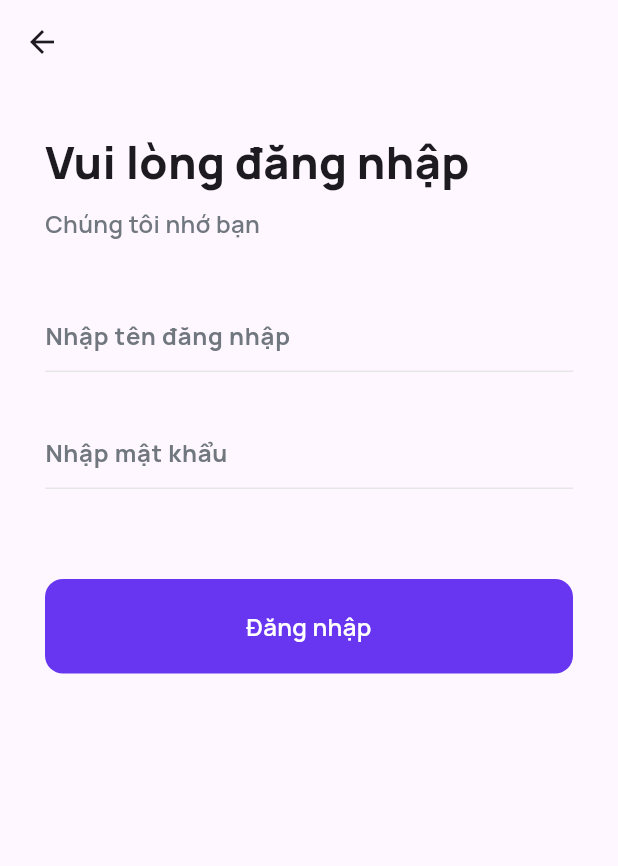
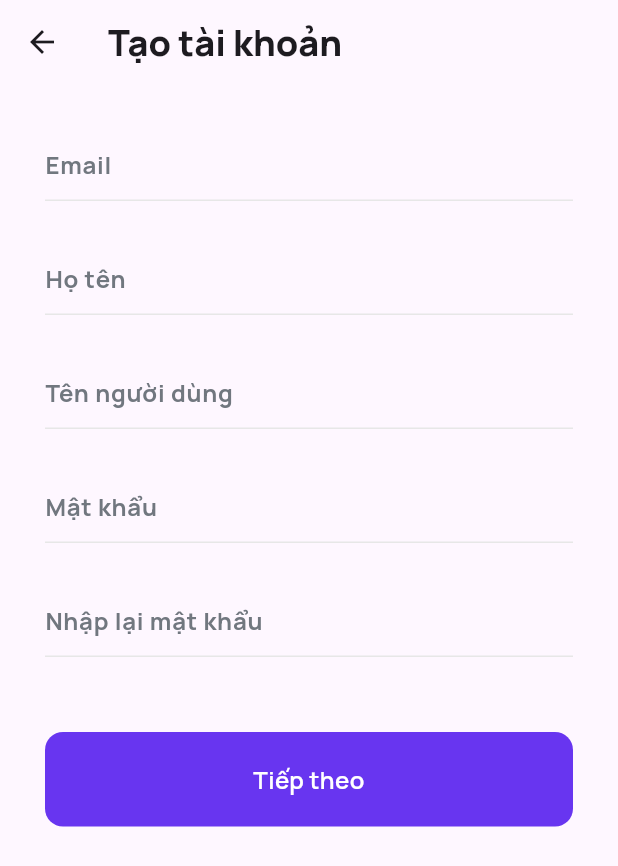
Before and after one commit to hangtantai/buzz-hub, a Flutter app: the screen it shows after launch, on a phone screen of 412 x 824 dp. Shown: the top 866 px of the screen. Run offline on Flutter 3.47's test engine with Material 3 defaults, Android fonts, the phone set to English and light mode, and no system bars; our stand-ins replace dio, get.

Commit message:
add register function

```diff
--- a/lib/main.dart
+++ b/lib/main.dart
@@ -1,5 +1,6 @@
 import 'dart:io';
 import 'package:buzz_hub/modules/login/views/login_page.dart';
+import 'package:buzz_hub/modules/login/views/register_page.dart';
 import 'package:buzz_hub/services/auth_service.dart';
 import 'package:buzz_hub/services/dto/login_request.dart';
 import 'package:flutter/material.dart';
@@ -23,7 +24,7 @@
         useMaterial3: true,
         fontFamily: 'Manrope',
       ),
-      home: LoginPage(),
+      home: RegisterPage(),
       debugShowCheckedModeBanner: false,
     );
   }
--- /dev/null
+++ b/lib/modules/login/controller/register_controller.dart
@@ -0,0 +1,28 @@
+import 'package:buzz_hub/services/auth_service.dart';
+import 'package:buzz_hub/services/dto/register_request.dart';
+import 'package:flutter/material.dart';
+import 'package:flutter/widgets.dart';
+import 'package:get/get.dart';
+
+class RegisterController extends GetxController {
+  TextEditingController emailCtrl = TextEditingController();
+  TextEditingController fullNameCtrl = TextEditingController();
+  TextEditingController usernameCtrl = TextEditingController();
+  TextEditingController passwordCtrl = TextEditingController();
+  TextEditingController confirmPasswordCtrl = TextEditingController();
+
+  Future<bool> onRegister() async {
+    AuthService authService = AuthService();
+    final res = await authService.register(RegisterRequest(
+        email: emailCtrl.text,
+        fullName: fullNameCtrl.text,
+        userName: usernameCtrl.text,
+        password: passwordCtrl.text,
+        confirmPassword: confirmPasswordCtrl.text
+        ));
+    if (res == null) {
+      return false;
+    }
+    return true;
+  }
+}
--- /dev/null
+++ b/lib/modules/login/views/register_page.dart
@@ -0,0 +1,182 @@
+import 'package:buzz_hub/core/values/app_colors.dart';
+import 'package:buzz_hub/modules/login/controller/register_controller.dart';
+import 'package:flutter/material.dart';
+import 'package:flutter/widgets.dart';
+import 'package:get/get.dart';
+
+class RegisterPage extends StatelessWidget {
+  RegisterPage({super.key});
+
+  RegisterController controller = Get.put(RegisterController());
+  @override
+  Widget build(BuildContext context) {
+    return Scaffold(
+      appBar: AppBar(
+        title: Text('Tạo tài khoản',
+            style: TextStyle(fontWeight: FontWeight.w800, fontSize: 24)),
+        leading:
+            IconButton(onPressed: () {}, icon: const Icon(Icons.arrow_back)),
+      ),
+      body: Container(
+        padding: EdgeInsets.all(30),
+        child: SingleChildScrollView(
+          child: Column(
+            crossAxisAlignment: CrossAxisAlignment.start,
+            children: [
+              TextField(
+                controller: controller.emailCtrl,
+                decoration: InputDecoration(
+                    enabledBorder: UnderlineInputBorder(
+                      borderSide: BorderSide(
+                        color: AppColors.Grey,
+                      ),
+                    ),
+                    hintText: 'Email',
+                    hintStyle: TextStyle(
+                        fontSize: 16,
+                        fontWeight: FontWeight.w700,
+                        color: AppColors.Grey2)),
+              ),
+              SizedBox(
+                height: 28,
+              ),
+              TextField(
+                controller: controller.fullNameCtrl,
+                decoration: InputDecoration(
+                    enabledBorder: UnderlineInputBorder(
+                        borderSide: BorderSide(color: AppColors.Grey)),
+                    hintText: 'Họ tên',
+                    hintStyle: TextStyle(
+                        fontSize: 16,
+                        fontWeight: FontWeight.w700,
+                        color: AppColors.Grey2)),
+              ),
+              SizedBox(
+                height: 28,
+              ),
+              TextField(
+                controller: controller.usernameCtrl,
+                decoration: InputDecoration(
+                    enabledBorder: UnderlineInputBorder(
+                      borderSide: BorderSide(
+                        color: AppColors.Grey,
+                      ),
+                    ),
+                    hintText: 'Tên người dùng',
+                    hintStyle: TextStyle(
+                        fontSize: 16,
+                        fontWeight: FontWeight.w700,
+                        color: AppColors.Grey2)),
+              ),
+              SizedBox(
+                height: 28,
+              ),
+              TextField(
+                controller: controller.passwordCtrl,
+                decoration: InputDecoration(
+                    enabledBorder: UnderlineInputBorder(
+                      borderSide: BorderSide(
+                        color: AppColors.Grey,
+                      ),
+                    ),
+                    hintText: 'Mật khẩu',
+                    hintStyle: TextStyle(
+                        fontSize: 16,
+                        fontWeight: FontWeight.w700,
+                        color: AppColors.Grey2)),
+              ),
+              SizedBox(
+                height: 28,
+              ),
+              TextField(
+                controller: controller.confirmPasswordCtrl,
+                decoration: InputDecoration(
+                    enabledBorder: UnderlineInputBorder(
+                      borderSide: BorderSide(
+                        color: AppColors.Grey,
+                      ),
+                    ),
+                    hintText: 'Nhập lại mật khẩu',
+                    hintStyle: TextStyle(
+                        fontSize: 16,
+                        fontWeight: FontWeight.w700,
+                        color: AppColors.Grey2)),
+              ),
+              SizedBox(
+                height: 50,
+              ),
+              InkWell(
+                onTap: () async{
+                   bool isSuccess = await controller.onRegister();
+                   if (isSuccess) {
+                  showDialog<void>(
+                    context: context,
+                    builder: (BuildContext context) {
+                      return AlertDialog(
+                        title: const Text('Thông báo'),
+                        content: const Text(
+                          'Đăng ký thành công',
+                        ),
+                        actions: <Widget>[
+                          TextButton(
+                            style: TextButton.styleFrom(
+                              textStyle: Theme.of(context).textTheme.labelLarge,
+                            ),
+                            child: const Text('OK'),
+                            onPressed: () {
+                              Get.back();
+                            },
+                          ),
+                        ],
+                      );
+                    },
+                  );
+                }
+                else {
+                  showDialog<void>(
+                    context: context,
+                    builder: (BuildContext context) {
+                      return AlertDialog(
+                        title: const Text('Thông báo'),
+                        content: const Text(
+                          'Đăng ký không thành công',
+                        ),
+                        actions: <Widget>[
+                          TextButton(
+                            style: TextButton.styleFrom(
+                              textStyle: Theme.of(context).textTheme.labelLarge,
+                            ),
+                            child: const Text('OK'),
+                            onPressed: () {
+                              Get.back();
+                            },
+                          ),
+                        ],
+                      );
+                    },
+                  );
+                }
+                },
+                child: Container(
+                  padding: EdgeInsets.all(20),
+                  width: double.infinity,
+                  decoration: BoxDecoration(
+                      borderRadius: BorderRadius.circular(12),
+                      color: AppColors.Purple),
+                  child: Text(
+                    'Tiếp theo',
+                    textAlign: TextAlign.center,
+                    style: TextStyle(
+                        color: Colors.white,
+                        fontWeight: FontWeight.w600,
+                        fontSize: 16),
+                  ),
+                ),
+              )
+            ],
+          ),
+        ),
+      ),
+    );
+  }
+}
--- /dev/null
+++ b/lib/services/dto/register_request.dart
@@ -0,0 +1,25 @@
+import 'package:json_annotation/json_annotation.dart';
+
+part 'register_request.g.dart';
+
+@JsonSerializable()
+class RegisterRequest {
+  final String email;
+  final String fullName;
+  final String userName;
+  final String password;
+  final String confirmPassword;
+
+  RegisterRequest({
+    required this.email,
+    required this.fullName,
+    required this.userName,
+    required this.password,
+    required this.confirmPassword,
+  });
+
+  factory RegisterRequest.fromJson(Map<String, dynamic> json) =>
+      _$RegisterRequestFromJson(json);
+
+  Map<String, dynamic> toJson() => _$RegisterRequestToJson(this);
+}
```
Also changed, not shown: lib/services/auth_service.dart (+13 -0 lines), lib/services/dto/register_request.g.dart (added).
